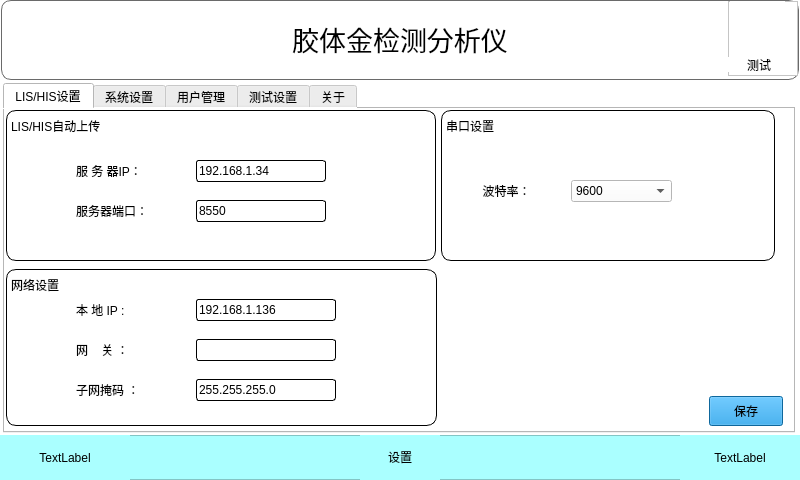
Old version of the form ui/set_ui.ui in the repository 511aj/Linux_pyqt_CCD.
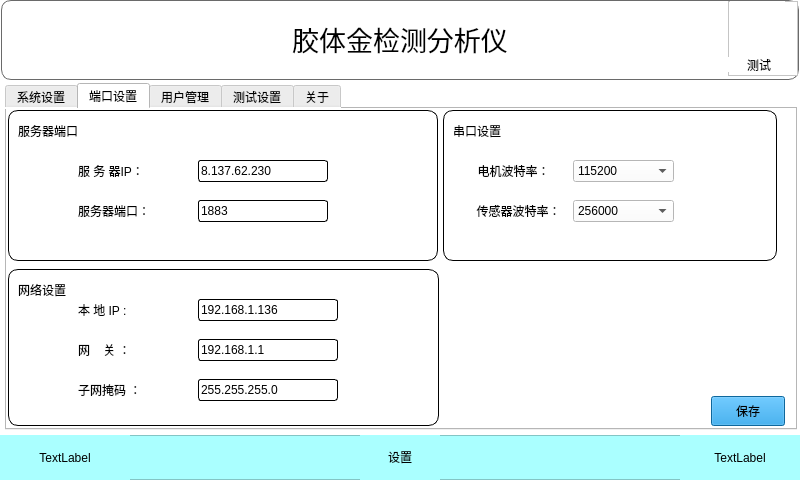
New version of the form. The open tabs and pages were chosen to show the change. Icons and pictures are not drawn.

Commit message: 增加进度条 修改json设置文件

Diff of the .ui file:
```diff
--- a/ui/set_ui.ui
+++ b/ui/set_ui.ui
@@ -186,387 +186,15 @@
   <widget class="QTabWidget" name="tabWidget">
    <property name="geometry">
     <rect>
-     <x>3</x>
+     <x>5</x>
      <y>83</y>
      <width>792</width>
-     <height>350</height>
+     <height>347</height>
     </rect>
    </property>
    <property name="currentIndex">
     <number>0</number>
    </property>
-   <widget class="QWidget" name="tab">
-    <attribute name="title">
-     <string>LIS/HIS设置</string>
-    </attribute>
-    <widget class="QFrame" name="frame_8">
-     <property name="geometry">
-      <rect>
-       <x>436</x>
-       <y>1</y>
-       <width>334</width>
-       <height>151</height>
-      </rect>
-     </property>
-     <property name="styleSheet">
-      <string notr="true">QWidget#frame_8{
-
-border: 1px solid black;
-border-radius: 10px;
-}
-</string>
-     </property>
-     <property name="frameShape">
-      <enum>QFrame::StyledPanel</enum>
-     </property>
-     <property name="frameShadow">
-      <enum>QFrame::Raised</enum>
-     </property>
-     <widget class="QLabel" name="label_4">
-      <property name="geometry">
-       <rect>
-        <x>5</x>
-        <y>5</y>
-        <width>71</width>
-        <height>21</height>
-       </rect>
-      </property>
-      <property name="text">
-       <string>串口设置</string>
-      </property>
-      <property name="alignment">
-       <set>Qt::AlignLeading|Qt::AlignLeft|Qt::AlignVCenter</set>
-      </property>
-     </widget>
-     <widget class="QLabel" name="label_5">
-      <property name="geometry">
-       <rect>
-        <x>30</x>
-        <y>70</y>
-        <width>71</width>
-        <height>22</height>
-       </rect>
-      </property>
-      <property name="styleSheet">
-       <string notr="true"/>
-      </property>
-      <property name="text">
-       <string>波特率：</string>
-      </property>
-      <property name="alignment">
-       <set>Qt::AlignCenter</set>
-      </property>
-     </widget>
-     <widget class="QComboBox" name="comboBox">
-      <property name="geometry">
-       <rect>
-        <x>130</x>
-        <y>70</y>
-        <width>101</width>
-        <height>22</height>
-       </rect>
-      </property>
-      <property name="toolTip">
-       <string>&lt;html&gt;&lt;head/&gt;&lt;body&gt;&lt;p&gt;波特率&lt;/p&gt;&lt;/body&gt;&lt;/html&gt;</string>
-      </property>
-      <item>
-       <property name="text">
-        <string>9600</string>
-       </property>
-      </item>
-      <item>
-       <property name="text">
-        <string>115200</string>
-       </property>
-      </item>
-     </widget>
-    </widget>
-    <widget class="QFrame" name="frame_9">
-     <property name="geometry">
-      <rect>
-       <x>1</x>
-       <y>1</y>
-       <width>430</width>
-       <height>151</height>
-      </rect>
-     </property>
-     <property name="styleSheet">
-      <string notr="true">QWidget#frame_9{
-
-border: 1px solid black;
-border-radius: 10px;
-}
-</string>
-     </property>
-     <property name="frameShape">
-      <enum>QFrame::StyledPanel</enum>
-     </property>
-     <property name="frameShadow">
-      <enum>QFrame::Raised</enum>
-     </property>
-     <widget class="QLabel" name="label_6">
-      <property name="geometry">
-       <rect>
-        <x>5</x>
-        <y>5</y>
-        <width>121</width>
-        <height>21</height>
-       </rect>
-      </property>
-      <property name="text">
-       <string>LIS/HIS自动上传</string>
-      </property>
-      <property name="alignment">
-       <set>Qt::AlignLeading|Qt::AlignLeft|Qt::AlignVCenter</set>
-      </property>
-     </widget>
-     <widget class="QLabel" name="label_7">
-      <property name="geometry">
-       <rect>
-        <x>70</x>
-        <y>50</y>
-        <width>90</width>
-        <height>22</height>
-       </rect>
-      </property>
-      <property name="styleSheet">
-       <string notr="true"/>
-      </property>
-      <property name="text">
-       <string>服 务 器IP：</string>
-      </property>
-      <property name="alignment">
-       <set>Qt::AlignLeading|Qt::AlignLeft|Qt::AlignVCenter</set>
-      </property>
-     </widget>
-     <widget class="QLabel" name="label_3">
-      <property name="geometry">
-       <rect>
-        <x>70</x>
-        <y>90</y>
-        <width>90</width>
-        <height>22</height>
-       </rect>
-      </property>
-      <property name="text">
-       <string>服务器端口：</string>
-      </property>
-      <property name="alignment">
-       <set>Qt::AlignLeading|Qt::AlignLeft|Qt::AlignVCenter</set>
-      </property>
-     </widget>
-     <widget class="QLineEdit" name="lineEdit">
-      <property name="geometry">
-       <rect>
-        <x>190</x>
-        <y>50</y>
-        <width>130</width>
-        <height>22</height>
-       </rect>
-      </property>
-      <property name="styleSheet">
-       <string notr="true">border: 1px solid black;
-border-radius: 3px;</string>
-      </property>
-      <property name="text">
-       <string>192.168.1.34</string>
-      </property>
-      <property name="cursorMoveStyle">
-       <enum>Qt::LogicalMoveStyle</enum>
-      </property>
-     </widget>
-     <widget class="QLineEdit" name="lineEdit_2">
-      <property name="geometry">
-       <rect>
-        <x>190</x>
-        <y>90</y>
-        <width>130</width>
-        <height>22</height>
-       </rect>
-      </property>
-      <property name="styleSheet">
-       <string notr="true">border: 1px solid black;
-border-radius: 3px;</string>
-      </property>
-      <property name="text">
-       <string>8550</string>
-      </property>
-      <property name="cursorMoveStyle">
-       <enum>Qt::LogicalMoveStyle</enum>
-      </property>
-     </widget>
-    </widget>
-    <widget class="QFrame" name="frame_10">
-     <property name="geometry">
-      <rect>
-       <x>1</x>
-       <y>160</y>
-       <width>431</width>
-       <height>157</height>
-      </rect>
-     </property>
-     <property name="styleSheet">
-      <string notr="true">QWidget#frame_10{
-
-border: 1px solid black;
-border-radius: 10px;
-}
-</string>
-     </property>
-     <property name="frameShape">
-      <enum>QFrame::StyledPanel</enum>
-     </property>
-     <property name="frameShadow">
-      <enum>QFrame::Raised</enum>
-     </property>
-     <widget class="QLabel" name="label_8">
-      <property name="geometry">
-       <rect>
-        <x>5</x>
-        <y>5</y>
-        <width>71</width>
-        <height>21</height>
-       </rect>
-      </property>
-      <property name="text">
-       <string>网络设置</string>
-      </property>
-      <property name="alignment">
-       <set>Qt::AlignLeading|Qt::AlignLeft|Qt::AlignVCenter</set>
-      </property>
-     </widget>
-     <widget class="QLineEdit" name="lineEdit_3">
-      <property name="geometry">
-       <rect>
-        <x>190</x>
-        <y>70</y>
-        <width>140</width>
-        <height>22</height>
-       </rect>
-      </property>
-      <property name="styleSheet">
-       <string notr="true">border: 1px solid black;
-border-radius: 3px;</string>
-      </property>
-      <property name="text">
-       <string/>
-      </property>
-      <property name="cursorMoveStyle">
-       <enum>Qt::LogicalMoveStyle</enum>
-      </property>
-     </widget>
-     <widget class="QLabel" name="label_9">
-      <property name="geometry">
-       <rect>
-        <x>70</x>
-        <y>70</y>
-        <width>90</width>
-        <height>22</height>
-       </rect>
-      </property>
-      <property name="text">
-       <string>网    关 ：</string>
-      </property>
-      <property name="alignment">
-       <set>Qt::AlignLeading|Qt::AlignLeft|Qt::AlignVCenter</set>
-      </property>
-     </widget>
-     <widget class="QLineEdit" name="lineEdit_4">
-      <property name="geometry">
-       <rect>
-        <x>190</x>
-        <y>30</y>
-        <width>140</width>
-        <height>22</height>
-       </rect>
-      </property>
-      <property name="styleSheet">
-       <string notr="true">border: 1px solid black;
-border-radius: 3px;</string>
-      </property>
-      <property name="text">
-       <string>192.168.1.136</string>
-      </property>
-      <property name="cursorMoveStyle">
-       <enum>Qt::LogicalMoveStyle</enum>
-      </property>
-     </widget>
-     <widget class="QLabel" name="label_10">
-      <property name="geometry">
-       <rect>
-        <x>70</x>
-        <y>30</y>
-        <width>90</width>
-        <height>22</height>
-       </rect>
-      </property>
-      <property name="styleSheet">
-       <string notr="true"/>
-      </property>
-      <property name="text">
-       <string>本 地 IP :</string>
-      </property>
-      <property name="alignment">
-       <set>Qt::AlignLeading|Qt::AlignLeft|Qt::AlignVCenter</set>
-      </property>
-     </widget>
-     <widget class="QLineEdit" name="lineEdit_6">
-      <property name="geometry">
-       <rect>
-        <x>190</x>
-        <y>110</y>
-        <width>140</width>
-        <height>22</height>
-       </rect>
-      </property>
-      <property name="styleSheet">
-       <string notr="true">border: 1px solid black;
-border-radius: 3px;</string>
-      </property>
-      <property name="text">
-       <string>255.255.255.0</string>
-      </property>
-      <property name="cursorMoveStyle">
-       <enum>Qt::LogicalMoveStyle</enum>
-      </property>
-     </widget>
-     <widget class="QLabel" name="label_14">
-      <property name="geometry">
-       <rect>
-        <x>70</x>
-        <y>110</y>
-        <width>90</width>
-        <height>22</height>
-       </rect>
-      </property>
-      <property name="styleSheet">
-       <string notr="true"/>
-      </property>
-      <property name="text">
-       <string>子网掩码 ：</string>
-      </property>
-      <property name="alignment">
-       <set>Qt::AlignLeading|Qt::AlignLeft|Qt::AlignVCenter</set>
-      </property>
-     </widget>
-    </widget>
-    <widget class="QPushButton" name="pushButton">
-     <property name="geometry">
-      <rect>
-       <x>704</x>
-       <y>287</y>
-       <width>74</width>
-       <height>30</height>
-      </rect>
-     </property>
-     <property name="styleSheet">
-      <string notr="true">background-color:rgb(20, 144, 219)</string>
-     </property>
-     <property name="text">
-      <string>保存</string>
-     </property>
-    </widget>
-   </widget>
    <widget class="QWidget" name="tab_2">
     <attribute name="title">
      <string>系统设置</string>
@@ -1025,6 +653,425 @@
      </widget>
     </widget>
    </widget>
+   <widget class="QWidget" name="tab">
+    <attribute name="title">
+     <string>端口设置</string>
+    </attribute>
+    <widget class="QFrame" name="frame_8">
+     <property name="geometry">
+      <rect>
+       <x>436</x>
+       <y>1</y>
+       <width>334</width>
+       <height>151</height>
+      </rect>
+     </property>
+     <property name="styleSheet">
+      <string notr="true">QWidget#frame_8{
+
+border: 1px solid black;
+border-radius: 10px;
+}
+</string>
+     </property>
+     <property name="frameShape">
+      <enum>QFrame::StyledPanel</enum>
+     </property>
+     <property name="frameShadow">
+      <enum>QFrame::Raised</enum>
+     </property>
+     <widget class="QLabel" name="label_4">
+      <property name="geometry">
+       <rect>
+        <x>10</x>
+        <y>10</y>
+        <width>71</width>
+        <height>21</height>
+       </rect>
+      </property>
+      <property name="text">
+       <string>串口设置</string>
+      </property>
+      <property name="alignment">
+       <set>Qt::AlignLeading|Qt::AlignLeft|Qt::AlignVCenter</set>
+      </property>
+     </widget>
+     <widget class="QLabel" name="label_5">
+      <property name="geometry">
+       <rect>
+        <x>30</x>
+        <y>50</y>
+        <width>81</width>
+        <height>22</height>
+       </rect>
+      </property>
+      <property name="styleSheet">
+       <string notr="true"/>
+      </property>
+      <property name="text">
+       <string>电机波特率：</string>
+      </property>
+      <property name="alignment">
+       <set>Qt::AlignCenter</set>
+      </property>
+     </widget>
+     <widget class="QComboBox" name="comboBox">
+      <property name="geometry">
+       <rect>
+        <x>130</x>
+        <y>50</y>
+        <width>101</width>
+        <height>22</height>
+       </rect>
+      </property>
+      <property name="toolTip">
+       <string>&lt;html&gt;&lt;head/&gt;&lt;body&gt;&lt;p&gt;波特率&lt;/p&gt;&lt;/body&gt;&lt;/html&gt;</string>
+      </property>
+      <item>
+       <property name="text">
+        <string>115200</string>
+       </property>
+      </item>
+      <item>
+       <property name="text">
+        <string>9600</string>
+       </property>
+      </item>
+     </widget>
+     <widget class="QLabel" name="label_37">
+      <property name="geometry">
+       <rect>
+        <x>30</x>
+        <y>90</y>
+        <width>91</width>
+        <height>22</height>
+       </rect>
+      </property>
+      <property name="styleSheet">
+       <string notr="true"/>
+      </property>
+      <property name="text">
+       <string>传感器波特率：</string>
+      </property>
+      <property name="alignment">
+       <set>Qt::AlignCenter</set>
+      </property>
+     </widget>
+     <widget class="QComboBox" name="comboBox_4">
+      <property name="geometry">
+       <rect>
+        <x>130</x>
+        <y>90</y>
+        <width>101</width>
+        <height>22</height>
+       </rect>
+      </property>
+      <property name="toolTip">
+       <string>&lt;html&gt;&lt;head/&gt;&lt;body&gt;&lt;p&gt;波特率&lt;/p&gt;&lt;/body&gt;&lt;/html&gt;</string>
+      </property>
+      <item>
+       <property name="text">
+        <string>256000</string>
+       </property>
+      </item>
+      <item>
+       <property name="text">
+        <string>9600</string>
+       </property>
+      </item>
+      <item>
+       <property name="text">
+        <string>115200</string>
+       </property>
+      </item>
+     </widget>
+    </widget>
+    <widget class="QFrame" name="frame_9">
+     <property name="geometry">
+      <rect>
+       <x>1</x>
+       <y>1</y>
+       <width>430</width>
+       <height>151</height>
+      </rect>
+     </property>
+     <property name="styleSheet">
+      <string notr="true">QWidget#frame_9{
+
+border: 1px solid black;
+border-radius: 10px;
+}
+</string>
+     </property>
+     <property name="frameShape">
+      <enum>QFrame::StyledPanel</enum>
+     </property>
+     <property name="frameShadow">
+      <enum>QFrame::Raised</enum>
+     </property>
+     <widget class="QLabel" name="label_6">
+      <property name="geometry">
+       <rect>
+        <x>10</x>
+        <y>10</y>
+        <width>121</width>
+        <height>21</height>
+       </rect>
+      </property>
+      <property name="text">
+       <string>服务器端口</string>
+      </property>
+      <property name="alignment">
+       <set>Qt::AlignLeading|Qt::AlignLeft|Qt::AlignVCenter</set>
+      </property>
+     </widget>
+     <widget class="QLabel" name="label_7">
+      <property name="geometry">
+       <rect>
+        <x>70</x>
+        <y>50</y>
+        <width>90</width>
+        <height>22</height>
+       </rect>
+      </property>
+      <property name="styleSheet">
+       <string notr="true"/>
+      </property>
+      <property name="text">
+       <string>服 务 器IP：</string>
+      </property>
+      <property name="alignment">
+       <set>Qt::AlignLeading|Qt::AlignLeft|Qt::AlignVCenter</set>
+      </property>
+     </widget>
+     <widget class="QLabel" name="label_3">
+      <property name="geometry">
+       <rect>
+        <x>70</x>
+        <y>90</y>
+        <width>90</width>
+        <height>22</height>
+       </rect>
+      </property>
+      <property name="text">
+       <string>服务器端口：</string>
+      </property>
+      <property name="alignment">
+       <set>Qt::AlignLeading|Qt::AlignLeft|Qt::AlignVCenter</set>
+      </property>
+     </widget>
+     <widget class="QLineEdit" name="lineEdit">
+      <property name="geometry">
+       <rect>
+        <x>190</x>
+        <y>50</y>
+        <width>130</width>
+        <height>22</height>
+       </rect>
+      </property>
+      <property name="styleSheet">
+       <string notr="true">border: 1px solid black;
+border-radius: 3px;</string>
+      </property>
+      <property name="text">
+       <string>8.137.62.230</string>
+      </property>
+      <property name="cursorMoveStyle">
+       <enum>Qt::LogicalMoveStyle</enum>
+      </property>
+     </widget>
+     <widget class="QLineEdit" name="lineEdit_2">
+      <property name="geometry">
+       <rect>
+        <x>190</x>
+        <y>90</y>
+        <width>130</width>
+        <height>22</height>
+       </rect>
+      </property>
+      <property name="styleSheet">
+       <string notr="true">border: 1px solid black;
+border-radius: 3px;</string>
+      </property>
+      <property name="text">
+       <string>1883</string>
+      </property>
+      <property name="cursorMoveStyle">
+       <enum>Qt::LogicalMoveStyle</enum>
+      </property>
+     </widget>
+    </widget>
+    <widget class="QFrame" name="frame_10">
+     <property name="geometry">
+      <rect>
+       <x>1</x>
+       <y>160</y>
+       <width>431</width>
+       <height>157</height>
+      </rect>
+     </property>
+     <property name="styleSheet">
+      <string notr="true">QWidget#frame_10{
+
+border: 1px solid black;
+border-radius: 10px;
+}
+</string>
+     </property>
+     <property name="frameShape">
+      <enum>QFrame::StyledPanel</enum>
+     </property>
+     <property name="frameShadow">
+      <enum>QFrame::Raised</enum>
+     </property>
+     <widget class="QLabel" name="label_8">
+      <property name="geometry">
+       <rect>
+        <x>10</x>
+        <y>10</y>
+        <width>71</width>
+        <height>21</height>
+       </rect>
+      </property>
+      <property name="text">
+       <string>网络设置</string>
+      </property>
+      <property name="alignment">
+       <set>Qt::AlignLeading|Qt::AlignLeft|Qt::AlignVCenter</set>
+      </property>
+     </widget>
+     <widget class="QLineEdit" name="lineEdit_3">
+      <property name="geometry">
+       <rect>
+        <x>190</x>
+        <y>70</y>
+        <width>140</width>
+        <height>22</height>
+       </rect>
+      </property>
+      <property name="styleSheet">
+       <string notr="true">border: 1px solid black;
+border-radius: 3px;</string>
+      </property>
+      <property name="text">
+       <string>192.168.1.1</string>
+      </property>
+      <property name="cursorMoveStyle">
+       <enum>Qt::LogicalMoveStyle</enum>
+      </property>
+     </widget>
+     <widget class="QLabel" name="label_9">
+      <property name="geometry">
+       <rect>
+        <x>70</x>
+        <y>70</y>
+        <width>90</width>
+        <height>22</height>
+       </rect>
+      </property>
+      <property name="text">
+       <string>网    关 ：</string>
+      </property>
+      <property name="alignment">
+       <set>Qt::AlignLeading|Qt::AlignLeft|Qt::AlignVCenter</set>
+      </property>
+     </widget>
+     <widget class="QLineEdit" name="lineEdit_4">
+      <property name="geometry">
+       <rect>
+        <x>190</x>
+        <y>30</y>
+        <width>140</width>
+        <height>22</height>
+       </rect>
+      </property>
+      <property name="styleSheet">
+       <string notr="true">border: 1px solid black;
+border-radius: 3px;</string>
+      </property>
+      <property name="text">
+       <string>192.168.1.136</string>
+      </property>
+      <property name="cursorMoveStyle">
+       <enum>Qt::LogicalMoveStyle</enum>
+      </property>
+     </widget>
+     <widget class="QLabel" name="label_10">
+      <property name="geometry">
+       <rect>
+        <x>70</x>
+        <y>30</y>
+        <width>90</width>
+        <height>22</height>
+       </rect>
+      </property>
+      <property name="styleSheet">
+       <string notr="true"/>
+      </property>
+      <property name="text">
+       <string>本 地 IP :</string>
+      </property>
+      <property name="alignment">
+       <set>Qt::AlignLeading|Qt::AlignLeft|Qt::AlignVCenter</set>
+      </property>
+     </widget>
+     <widget class="QLineEdit" name="lineEdit_6">
+      <property name="geometry">
+       <rect>
+        <x>190</x>
+        <y>110</y>
+        <width>140</width>
+        <height>22</height>
+       </rect>
+      </property>
+      <property name="styleSheet">
+       <string notr="true">border: 1px solid black;
+border-radius: 3px;</string>
+      </property>
+      <property name="text">
+       <string>255.255.255.0</string>
+      </property>
+      <property name="cursorMoveStyle">
+       <enum>Qt::LogicalMoveStyle</enum>
+      </property>
+     </widget>
+     <widget class="QLabel" name="label_14">
+      <property name="geometry">
+       <rect>
+        <x>70</x>
+        <y>110</y>
+        <width>90</width>
+        <height>22</height>
+       </rect>
+      </property>
+      <property name="styleSheet">
+       <string notr="true"/>
+      </property>
+      <property name="text">
+       <string>子网掩码 ：</string>
+      </property>
+      <property name="alignment">
+       <set>Qt::AlignLeading|Qt::AlignLeft|Qt::AlignVCenter</set>
+      </property>
+     </widget>
+    </widget>
+    <widget class="QPushButton" name="pushButton">
+     <property name="geometry">
+      <rect>
+       <x>704</x>
+       <y>287</y>
+       <width>74</width>
+       <height>30</height>
+      </rect>
+     </property>
+     <property name="styleSheet">
+      <string notr="true">background-color:rgb(20, 144, 219)</string>
+     </property>
+     <property name="text">
+      <string>保存</string>
+     </property>
+    </widget>
+   </widget>
    <widget class="QWidget" name="tab_3">
     <attribute name="title">
      <string>用户管理</string>
```
Left out of the diff: 111 changed lines with no effect on the pictures. The commit also changes 9 other files.
